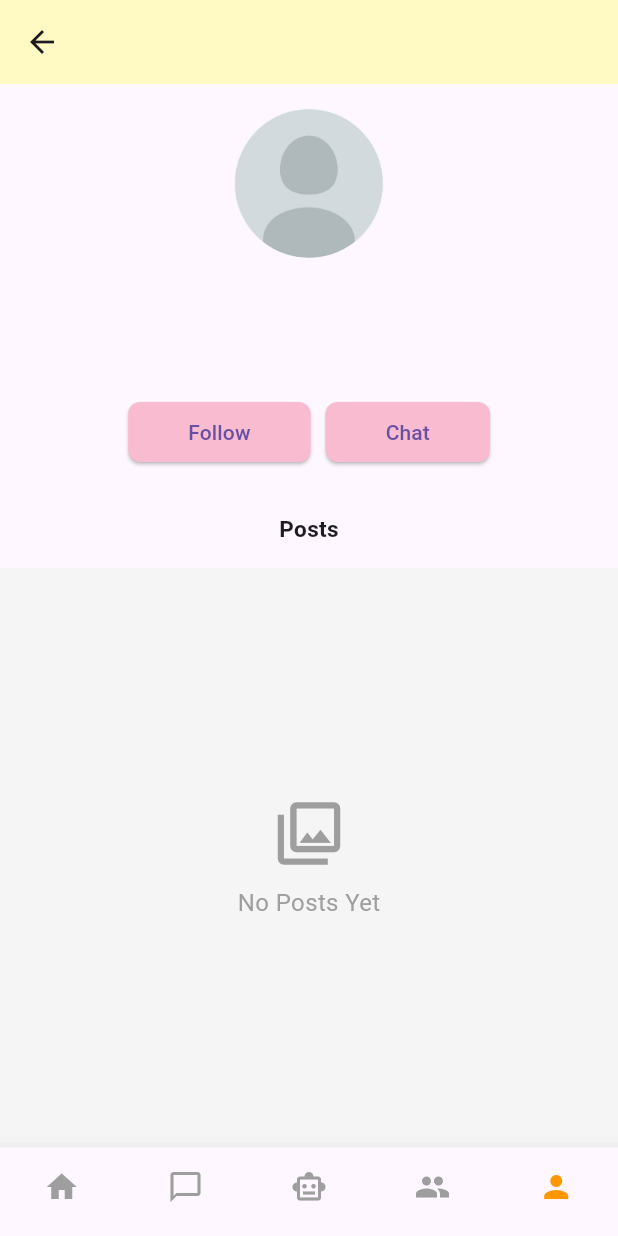
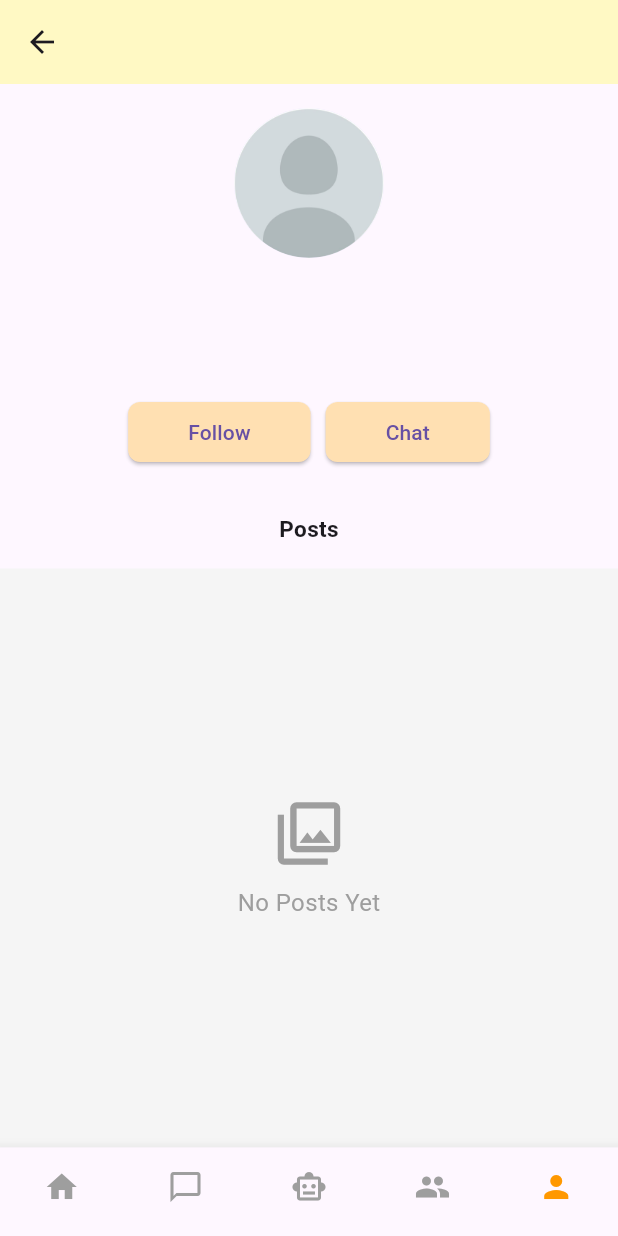
Before and after one commit to SanuliGehara/Pawsome, a Flutter app: the ProfilePage screen opened directly with empty values, on a phone screen of 412 x 824 dp. Run offline on Flutter 3.47's test engine with Material 3 defaults, Android fonts, the phone set to English and light mode, and no system bars; our stand-ins replace cloud_firestore, firebase_auth, firebase_core, firebase_storage, google_sign_in, image_picker and 2 more; missing offline and left inert: dart:ffi; accounts and stored records are empty.

Commit message:
added some comments and cleaned code

```diff
--- a/frontend/lib/pages/accounts/others_profile.dart
+++ b/frontend/lib/pages/accounts/others_profile.dart
@@ -1,36 +1,12 @@
 import 'package:cloud_firestore/cloud_firestore.dart';
-import 'package:firebase_auth/firebase_auth.dart';
-import 'package:firebase_core/firebase_core.dart';
 import 'package:flutter/material.dart';
 import 'package:pawsome/pages/community/new_post.dart';
-import 'package:pawsome/pages/home/home.dart';
 import '../../reusable_widgets/CommunityWidgets.dart';
 import '../../reusable_widgets/reusable_widget.dart';
-import '../chats/Chat.dart';
 import '../chats/DM.dart';
 import 'post_detail_screen.dart';
 
-
-void main() async{
-  WidgetsFlutterBinding.ensureInitialized();
-  await Firebase.initializeApp();
-  runApp(const MyApp());
-}
-
-class MyApp extends StatelessWidget {
-  const MyApp({super.key});
-
-  @override
-  Widget build(BuildContext context) {
-    return MaterialApp(
-      title: 'Pawsome',
-      theme: ThemeData(
-        primarySwatch: Colors.blue,
-      ),
-      home:HomePage(),
-    );
-  }
-}
+//profile page widget (when viewing others profile pages)
 class ProfilePage extends StatefulWidget {
   final String userId;
   final bool isOwnProfile;
@@ -48,15 +24,16 @@ class _ProfilePageState extends State<ProfilePage>  {
   List<String> posts =[];
 
 
-
   @override
   void initState() {
     super.initState();
     fetchUserData();
   }
 
+  //fetch user data from firebase
   Future<void> fetchUserData() async {
     try {
+      //get user document of the user with relevant userId
       DocumentSnapshot userDoc = await FirebaseFirestore.instance.collection('users').doc(widget.userId).get();
 
       setState(() {
@@ -70,17 +47,14 @@ class _ProfilePageState extends State<ProfilePage>  {
     }
   }
 
-
-
+  //toggle follow state
   void toggleFollow() async {
-
-
     setState(() {
       isFollowing = !isFollowing;
     });
-
   }
 
+  //Navigation to relevant direct message screen functionality
   void openChat() {
     Navigator.push(
       context,
@@ -91,12 +65,64 @@ class _ProfilePageState extends State<ProfilePage>  {
       ),
     );
   }
+
+  //navigate to create post page
   void addPost() {
     Navigator.push(
       context,
-      MaterialPageRoute(builder: (context) => NewPostPage()), // Navigate to CreatePostPage
+      MaterialPageRoute(builder: (context) => NewPostPage()),
     );
   }
+
+  //post grid widget
+  Widget _buildGrid(List<String> images) {
+
+    //if no posts
+    return images.isEmpty
+        ? const Center(
+      //return message and an icon
+      child: Column(
+        mainAxisAlignment: MainAxisAlignment.center,
+        children: [
+          Icon(Icons.photo_library_outlined, size: 50, color: Colors.grey),
+          SizedBox(height: 10),
+          Text("No Posts Yet", style: TextStyle(color: Colors.grey, fontSize: 16)),
+        ],
+      ),
+    )
+
+        : GridView.builder(
+      physics:const BouncingScrollPhysics(), //makes the scroll bounce at the edges
+      itemCount: images.length,
+      gridDelegate:const SliverGridDelegateWithFixedCrossAxisCount(
+        crossAxisCount: 3,
+        crossAxisSpacing: 5, //space between items
+        mainAxisSpacing: 5, //space between rows
+        childAspectRatio: 1, //width.height ratio
+      ),
+
+      itemBuilder: (context, index) {
+        return Material(
+          color: Colors.transparent,
+          child: InkWell( //make item clickable
+            onTap: () {
+              Navigator.push(
+                context,
+                MaterialPageRoute(
+                  builder: (context) => PostDetailPage(
+                    imageUrl: images[index], //current image url
+                    username: username, // Pass the username
+                    profileImage: profilePicture,),
+                ),
+              );
+            },
+            child: Image.network(images[index], fit: BoxFit.cover),
+          ),
+        );
+      },
+    );
+  }
+
 
   @override
   Widget build(BuildContext context) {
@@ -107,35 +133,44 @@ class _ProfilePageState extends State<ProfilePage>  {
         leading: IconButton(
           icon: Icon(Icons.arrow_back),
           onPressed: () {
-            Navigator.pop(context,
-              MaterialPageRoute(builder: (context) => HomePage()),
-
-            );
+            Navigator.pop(context);
           },
         ),
       ),
+
       body: Column(
         children: [
+
+          //user info section
           Padding(
             padding: const EdgeInsets.all(16.0),
             child: Column(
               children: [
+
                 InkWell(
-                  onTap:  () {
-                    ProfilePictureViewer.show(context, profilePicture);
-                  },
+                  //user profile picture
                   child: CircleAvatar(
                     radius: 50,
+                    //if profile picture contains an url load it,otherwise show default profile pic
                     backgroundImage: profilePicture.startsWith('http')
                         ? NetworkImage(profilePicture)
                         : AssetImage ("assets/images/no_profile_pic.png"),
                   ),
+                  //when profile picture clicked,you can view it
+                  onTap:  () {
+                    ProfilePictureViewer.show(context, profilePicture);
+                  },
                 ),
+
                 SizedBox(height: 10),
+
+                //displaying username
                 Text(
                   username,
                   style: TextStyle(fontSize: 22, fontWeight: FontWeight.bold),
                 ),
+
+                //displaying bio
                 Container(
                   width: 300,
                   padding: EdgeInsets.symmetric(horizontal: 10),
@@ -145,24 +180,30 @@ class _ProfilePageState extends State<ProfilePage>  {
                     style: TextStyle(fontSize: 14),
                   ),
                 ),
+
                 SizedBox(height: 30),
+
                 Row(
                   mainAxisAlignment: MainAxisAlignment.center,
                   children: [
+                    //follow button
                     ElevatedButton(
                       onPressed: toggleFollow,
                       style: ElevatedButton.styleFrom(
-                        backgroundColor: isFollowing ? Colors.pink[150] :Colors.pink[100],
+                        backgroundColor: isFollowing ? Colors.pink[150] :Colors.orange[100],
                         padding: EdgeInsets.symmetric(horizontal: 40, vertical: 4),
                         shape: RoundedRectangleBorder(borderRadius: BorderRadius.circular(8)),
                       ),
                       child: Text(isFollowing ? "Unfollow"  : "Follow"),
                     ),
+
                     SizedBox(width: 10),
+
+                    //Chat button
                     ElevatedButton(
                       onPressed: openChat,
                       style: ElevatedButton.styleFrom(
-                        backgroundColor: Colors.pink[100],
+                        backgroundColor: Colors.orange[100],
                         padding: EdgeInsets.symmetric(horizontal: 40, vertical: 4),
                         shape: RoundedRectangleBorder(borderRadius: BorderRadius.circular(8)),
                       ),
@@ -171,75 +212,27 @@ class _ProfilePageState extends State<ProfilePage>  {
                   ],
                 ),
                 SizedBox(height: 30),
+
                 Text(
                   "Posts",
                   style: TextStyle(fontSize: 15, fontWeight: FontWeight.bold),
-
                 ),
               ],
             ),
           ),
+
+          //user post section
           Expanded(
             child: Container(
               color: Colors.grey[100],
+              //utilizing grid widget
               child: _buildGrid(posts),
             ),
           ),
-
         ],
       ),
+      //navigation bar
       bottomNavigationBar: buildBottomNavigationBar(context, 4),
-
-
-    );
-
-
-
-
-  }
-
-  Widget _buildGrid(List<String> images) {
-    return images.isEmpty
-        ? const Center(
-      child: Column(
-        mainAxisAlignment: MainAxisAlignment.center,
-        children: [
-          Icon(Icons.photo_library_outlined, size: 50, color: Colors.grey),
-          SizedBox(height: 10),
-          Text("No Posts Yet", style: TextStyle(color: Colors.grey, fontSize: 16)),
-        ],
-      ),
-    )
-        : GridView.builder(
-      physics:const BouncingScrollPhysics(),
-      itemCount: images.length,
-      gridDelegate:const SliverGridDelegateWithFixedCrossAxisCount(
-        crossAxisCount: 3,
-        crossAxisSpacing: 5,
-        mainAxisSpacing: 5,
-        childAspectRatio: 1,
-      ),
-      itemBuilder: (context, index) {
-        return Material(
-          color: Colors.transparent,
-          child: InkWell(
-            onTap: () {
-              Navigator.push(
-                context,
-                MaterialPageRoute(
-                  builder: (context) => PostDetailPage(
-                    imageUrl: images[index],
-                    username: username, // Pass the username
-                    profileImage: profilePicture,),
-                ),
-              );
-
-            },
-
-            child: Image.network(images[index], fit: BoxFit.cover),
-          ),
-        );
-      },
     );
   }
 }
```
